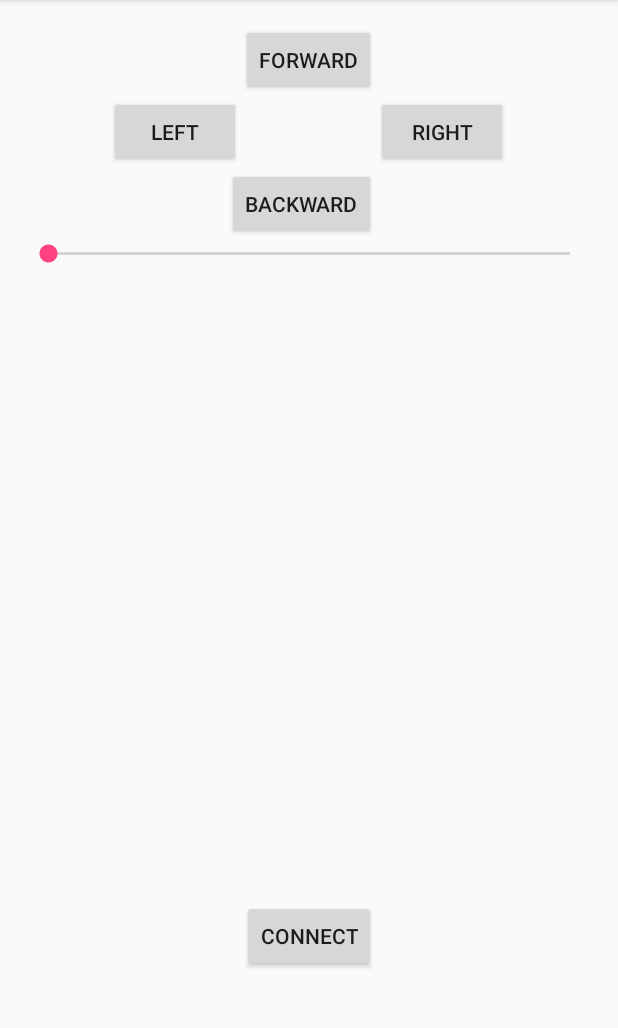
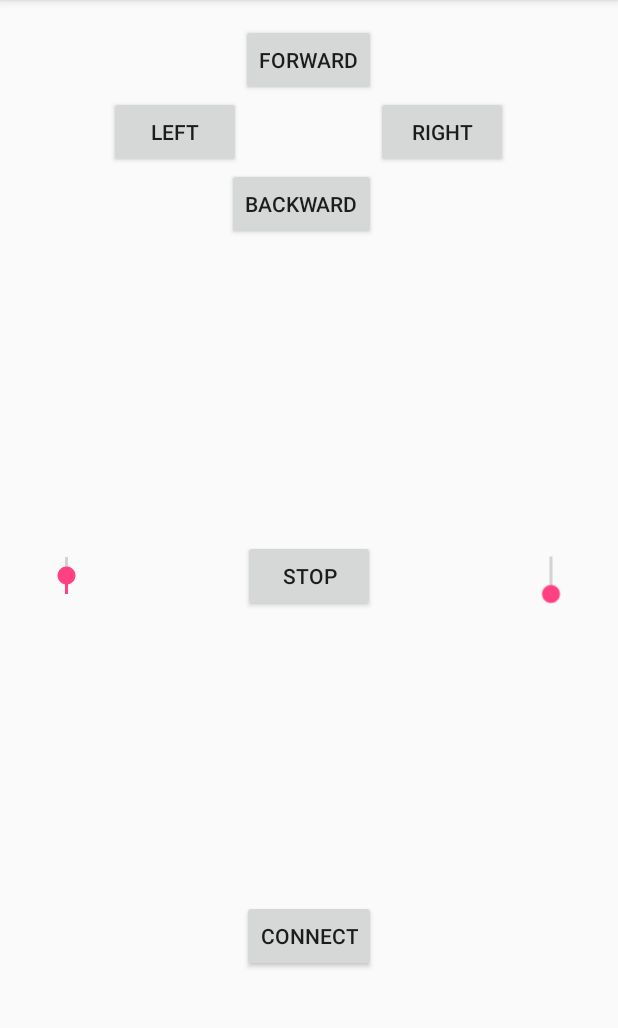
Before and after one commit to DEJeroen/TANK, an Android app: the screen it shows after launch (MainActivity), on a phone screen of 412 x 824 dp, the part 84-1112 px from its top. Run offline under Robolectric (Android 15) with nearby library versions, the phone set to English and light mode, and no system bars.

Commit message:
Changed Android app to meet the new requerments (still buggy) Created a folder for the arduino app for easier use with the arduino ide

```diff
--- a/Android/Megalania/app/src/main/java/com/tank/megalania/BluetoothConnection.java
+++ b/Android/Megalania/app/src/main/java/com/tank/megalania/BluetoothConnection.java
@@ -33,7 +33,7 @@ public class BluetoothConnection {
     private BluetoothAdapter mBluetoothAdapter;
     BluetoothSocket socket;
     BluetoothDevice device = null;
-    final String macAddress = "70:F3:95:29:0A:CE";
+    final String macAddress = "98:D3:31:20:91:51";
     ArrayList<BluetoothDevice> pairedDeviceArrayList;
     boolean connected = false;
     byte[] received = new byte[128];
--- a/Android/Megalania/app/src/main/res/layout/activity_main.xml
+++ b/Android/Megalania/app/src/main/res/layout/activity_main.xml
@@ -22,7 +22,7 @@
         android:layout_height="wrap_content"
         android:text="Backward"
         android:id="@+id/button2"
-        android:layout_below="@+id/button3"
+        android:layout_below="@+id/btnLeft"
         android:layout_alignRight="@+id/button"
         android:layout_alignEnd="@+id/button"
         android:onClick="onBackwardClick"/>
@@ -31,7 +31,7 @@
         android:layout_width="wrap_content"
         android:layout_height="wrap_content"
         android:text="Left"
-        android:id="@+id/button3"
+        android:id="@+id/btnLeft"
         android:layout_below="@+id/button"
         android:layout_toLeftOf="@+id/button"
         android:layout_toStartOf="@+id/button"
@@ -41,7 +41,7 @@
         android:layout_width="wrap_content"
         android:layout_height="wrap_content"
         android:text="Right"
-        android:id="@+id/button4"
+        android:id="@+id/btnRight"
         android:layout_below="@+id/button"
         android:layout_toRightOf="@+id/button"
         android:layout_toEndOf="@+id/button"
@@ -50,13 +50,11 @@
     <SeekBar
         android:layout_width="wrap_content"
         android:layout_height="wrap_content"
-        android:id="@+id/seekBar"
-        android:backgroundTint="#9f0f0f"
-        android:layout_below="@+id/button2"
-        android:layout_alignParentLeft="true"
-        android:layout_alignParentStart="true"
-        android:layout_alignParentRight="true"
-        android:layout_alignParentEnd="true" />
+        android:id="@+id/seekBarRight"
+        android:rotation="270"
+        android:layout_toRightOf="@id/btnRight"
+        android:minWidth="1600dp"
+        android:layout_centerVertical="true"/>
 
     <Button
         android:layout_width="wrap_content"
@@ -68,4 +66,23 @@
         android:layout_marginBottom="104dp"
         android:onClick="onConnectClick"/>
 
+    <Button
+        android:layout_width="wrap_content"
+        android:layout_height="wrap_content"
+        android:text="Stop"
+        android:id="@+id/StopBtn"
+        android:layout_centerVertical="true"
+        android:layout_centerHorizontal="true"
+        android:onClick="onStopClick"/>
+
+    <SeekBar
+        android:layout_width="wrap_content"
+        android:layout_height="wrap_content"
+        android:id="@+id/seekBarLeft"
+        android:rotation="270"
+        android:layout_toLeftOf="@id/btnLeft"
+        android:minWidth="2600dp"
+        android:layout_centerVertical="true"/>
+
+
 </RelativeLayout>
```
Also changed, not shown: Android/Megalania/app/src/main/java/com/tank/megalania/MainActivity.java (+70 -11 lines), 2 other files.
